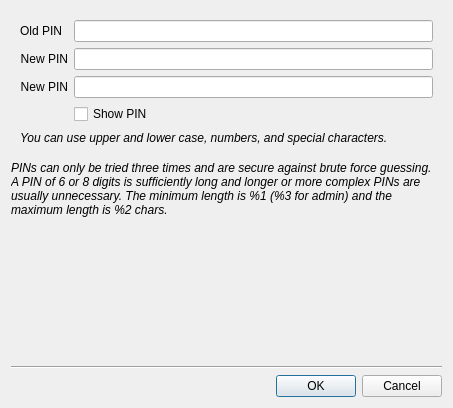
Above: ui/stick20changepassworddialog.ui from Nitrokey/nitrokey-app before the change. Below: the same form after it.
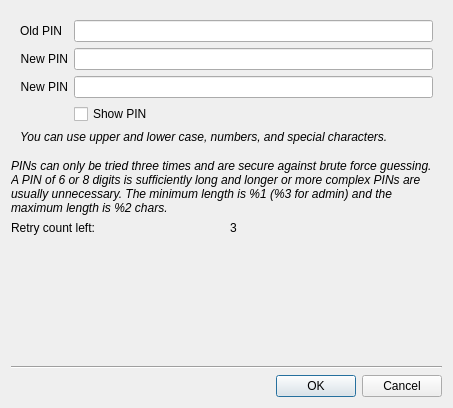
That is the form after the change. Icons and pictures are not drawn.

Commit message: Show available password retry count in change password form (#65). About dialog does show current retry counts (#66)

```diff
--- a/ui/stick20changepassworddialog.ui
+++ b/ui/stick20changepassworddialog.ui
@@ -130,6 +130,24 @@
      </property>
     </widget>
    </item>
+   <item>
+    <layout class="QHBoxLayout" name="horizontalLayout">
+     <item>
+      <widget class="QLabel" name="retryCountLabel">
+       <property name="text">
+        <string>Retry count left:</string>
+       </property>
+      </widget>
+     </item>
+     <item>
+      <widget class="QLabel" name="retryCount">
+       <property name="text">
+        <string notr="true">3</string>
+       </property>
+      </widget>
+     </item>
+    </layout>
+   </item>
    <item>
     <spacer name="verticalSpacer">
      <property name="orientation">
```
The commit also changes 3 other files.
